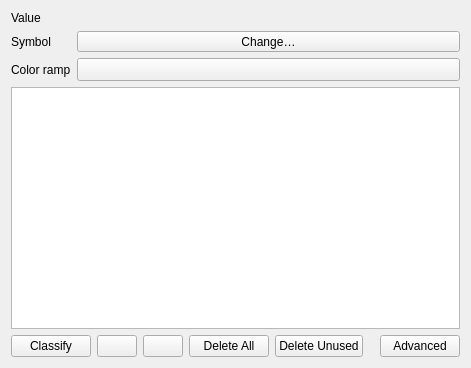
Qt form src/ui/qgscategorizedsymbolrendererwidget.ui (carsmie/QGIS) before a commit.
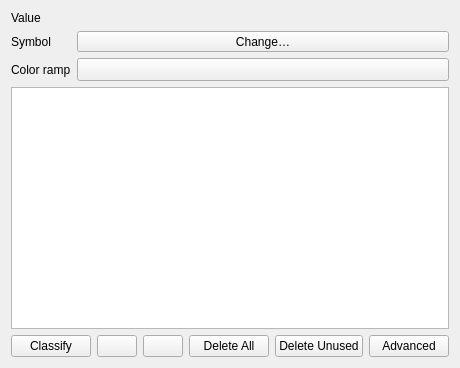
The same form after that commit. Icons and pictures are not drawn. Custom widgets are drawn as their Qt base class.

What changed in the file:
```diff
--- a/src/ui/qgscategorizedsymbolrendererwidget.ui
+++ b/src/ui/qgscategorizedsymbolrendererwidget.ui
@@ -6,7 +6,7 @@
    <rect>
     <x>0</x>
     <y>0</y>
-    <width>471</width>
+    <width>424</width>
     <height>368</height>
    </rect>
   </property>
```
